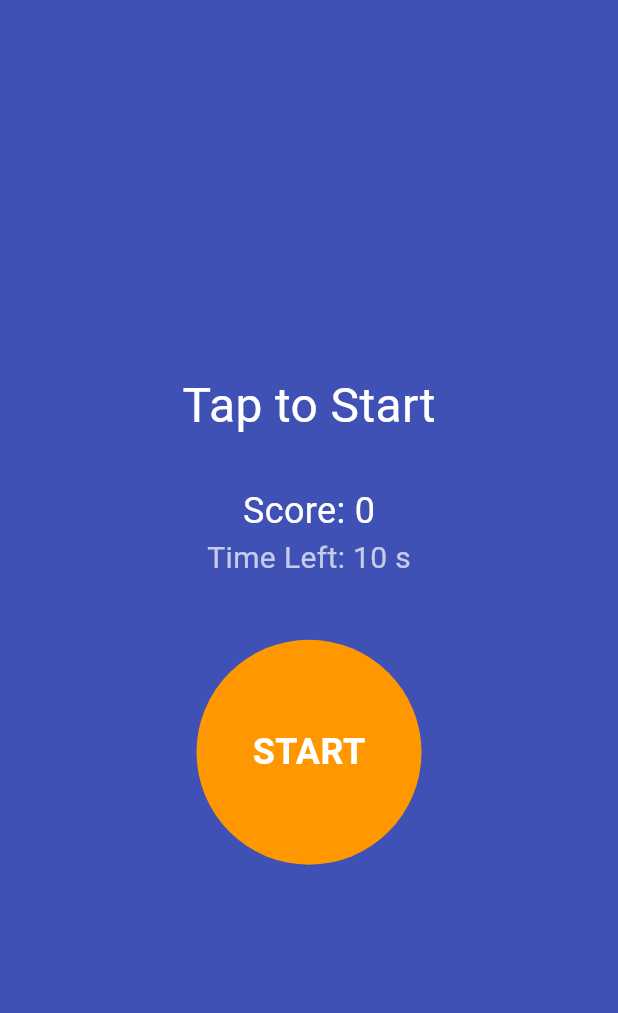
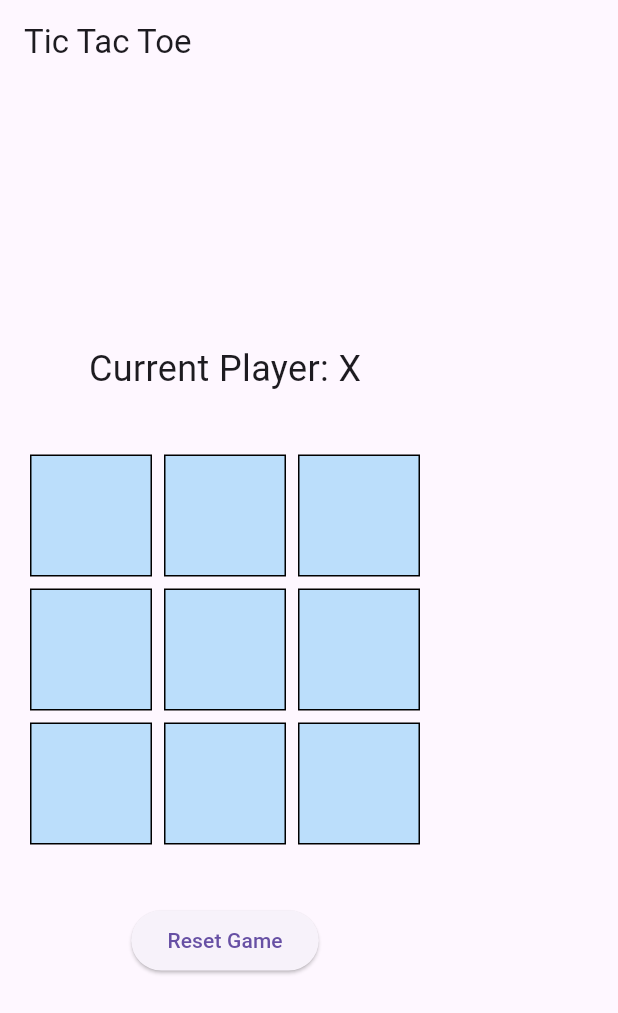
Before and after one commit to sahebbali/tap_tap_game, a Flutter app: the screen it shows after launch, on a phone screen of 412 x 824 dp. Shown: the top 1013 px of the screen. Run offline on Flutter 3.47's test engine with Material 3 defaults, Android fonts, the phone set to English and light mode, and no system bars.

Commit message:
add tic tac teo game

```diff
--- a/lib/main.dart
+++ b/lib/main.dart
@@ -1,114 +1,126 @@
 import 'package:flutter/material.dart';
 
 void main() {
-  runApp(TapTapGame());
+  runApp(const MyApp());
 }
 
-class TapTapGame extends StatelessWidget {
+class MyApp extends StatelessWidget {
+  const MyApp({super.key});
   @override
   Widget build(BuildContext context) {
     return MaterialApp(
-      title: 'TapTap Game',
+      title: 'Tic Tac Toe',
+      theme: ThemeData(primarySwatch: Colors.blue),
+      home: const TicTacToeGame(),
       debugShowCheckedModeBanner: false,
-      home: TapGamePage(),
     );
   }
 }
 
-class TapGamePage extends StatefulWidget {
+class TicTacToeGame extends StatefulWidget {
+  const TicTacToeGame({super.key});
   @override
-  _TapGamePageState createState() => _TapGamePageState();
+  State<TicTacToeGame> createState() => _TicTacToeGameState();
 }
 
-class _TapGamePageState extends State<TapGamePage> {
-  int _score = 0;
-  int _timeLeft = 10;
-  bool _isGameStarted = false;
-  late final Stopwatch _stopwatch;
+class _TicTacToeGameState extends State<TicTacToeGame> {
+  List<String> board = List.filled(9, '');
+  String currentPlayer = 'X';
+  String? winner;
 
-  @override
-  void initState() {
-    super.initState();
-    _stopwatch = Stopwatch();
+  void _handleTap(int index) {
+    if (board[index] == '' && winner == null) {
+      setState(() {
+        board[index] = currentPlayer;
+        winner = _checkWinner();
+        if (winner == null) {
+          currentPlayer = currentPlayer == 'X' ? 'O' : 'X';
+        }
+      });
+    }
   }
 
-  void _startGame() {
-    setState(() {
-      _score = 0;
-      _timeLeft = 10;
-      _isGameStarted = true;
-    });
-    _stopwatch.reset();
-    _stopwatch.start();
-    _startTimer();
+  String? _checkWinner() {
+    const winningCombos = [
+      [0, 1, 2], [3, 4, 5], [6, 7, 8], // rows
+      [0, 3, 6], [1, 4, 7], [2, 5, 8], // columns
+      [0, 4, 8], [2, 4, 6], // diagonals
+    ];
+    for (var combo in winningCombos) {
+      final a = combo[0], b = combo[1], c = combo[2];
+      if (board[a] != '' && board[a] == board[b] && board[a] == board[c]) {
+        return board[a]; // X or O
+      }
+    }
+    if (!board.contains('')) {
+      return 'Draw';
+    }
+    return null;
   }
 
-  void _startTimer() {
-    Future.doWhile(() async {
-      await Future.delayed(Duration(seconds: 1));
+  void _resetGame() {
     setState(() {
-        _timeLeft--;
+      board = List.filled(9, '');
+      currentPlayer = 'X';
+      winner = null;
     });
-      if (_timeLeft <= 0) {
-        _stopwatch.stop();
-        _isGameStarted = false;
-        return false;
-      }
-      return true;
-    });
-  }
-
-  void _tap() {
-    if (_isGameStarted) {
-      setState(() {
-        _score++;
-      });
-    }
   }
 
   @override
   Widget build(BuildContext context) {
     return Scaffold(
-      backgroundColor: Colors.indigo,
-      body: Center(
-        child: Column(
+      appBar: AppBar(title: const Text('Tic Tac Toe')),
+      body: Column(
         mainAxisAlignment: MainAxisAlignment.center,
         children: [
           Text(
-              _isGameStarted ? 'Tap!' : 'Tap to Start',
-              style: TextStyle(fontSize: 32, color: Colors.white),
+            winner == null
+                ? 'Current Player: $currentPlayer'
+                : winner == 'Draw'
+                ? 'It\'s a Draw!'
+                : 'Winner: $winner',
+            style: const TextStyle(fontSize: 24),
           ),
-            SizedBox(height: 30),
-            Text(
-              'Score: $_score',
-              style: TextStyle(fontSize: 24, color: Colors.white),
+          const SizedBox(height: 20),
+          _buildBoard(),
+          const SizedBox(height: 20),
+          ElevatedButton(
+            onPressed: _resetGame,
+            child: const Text('Reset Game'),
           ),
-            Text(
-              'Time Left: $_timeLeft s',
-              style: TextStyle(fontSize: 20, color: Colors.white70),
+        ],
       ),
-            SizedBox(height: 40),
-            GestureDetector(
-              onTap: _isGameStarted ? _tap : _startGame,
+    );
+  }
+
+  Widget _buildBoard() {
+    return Container(
+      padding: const EdgeInsets.all(16),
+      height: 300,
+      width: 300,
+      child: GridView.builder(
+        itemCount: 9,
+        gridDelegate: const SliverGridDelegateWithFixedCrossAxisCount(
+          crossAxisCount: 3,
+        ),
+        itemBuilder: (context, index) => GestureDetector(
+          onTap: () => _handleTap(index),
           child: Container(
-                width: 150,
-                height: 150,
+            margin: const EdgeInsets.all(4),
             decoration: BoxDecoration(
-                  color: Colors.orange,
-                  shape: BoxShape.circle,
+              color: Colors.blue[100],
+              border: Border.all(color: Colors.black),
             ),
-                alignment: Alignment.center,
+            child: Center(
               child: Text(
-                  _isGameStarted ? 'TAP!' : 'START',
+                board[index],
                 style: TextStyle(
-                    fontSize: 24,
-                    color: Colors.white,
-                    fontWeight: FontWeight.bold,
+                  fontSize: 48,
+                  color: board[index] == 'X' ? Colors.blue : Colors.red,
                 ),
               ),
             ),
           ),
-          ],
         ),
       ),
     );
```
Lines whose indentation alone changed are shown as unchanged.
